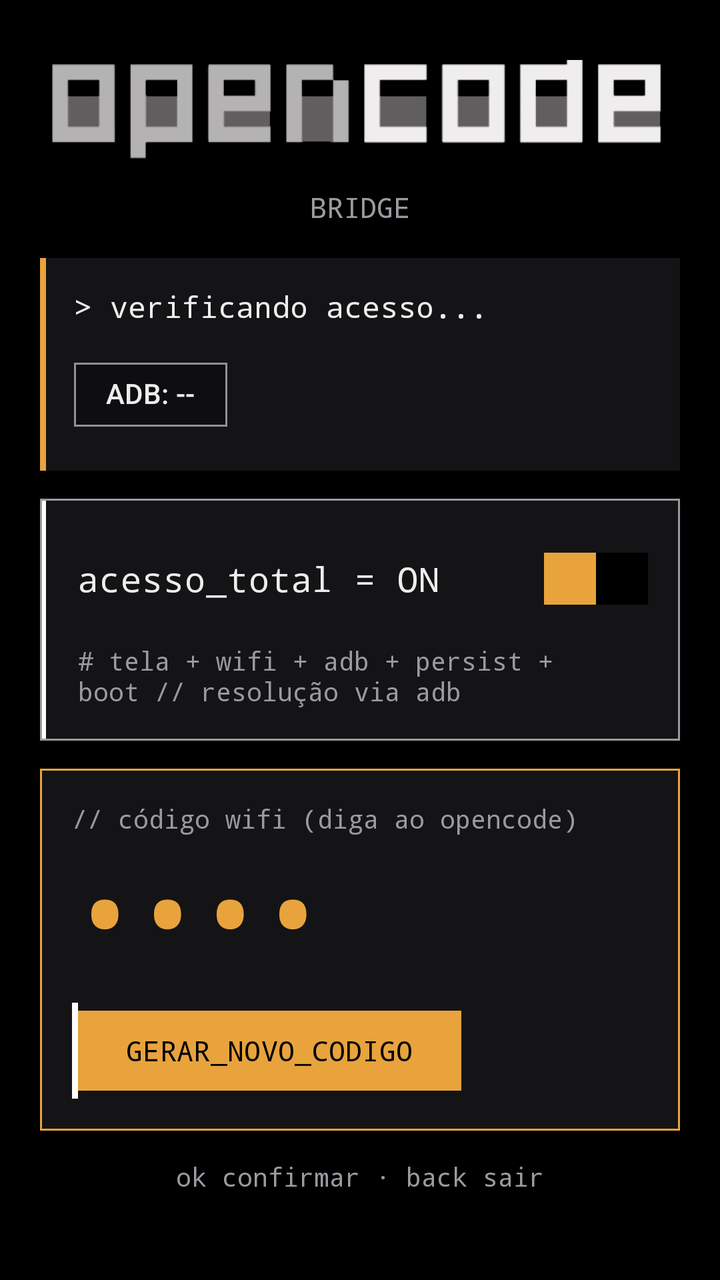
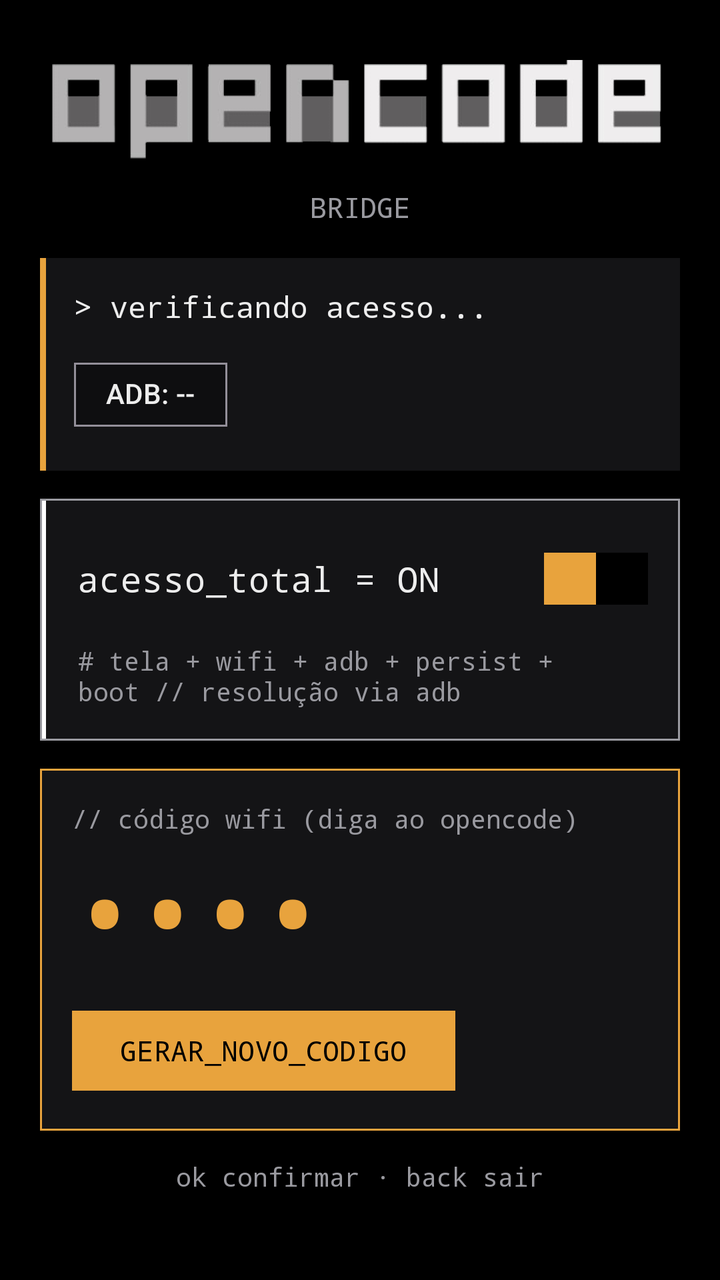

Two renders of the same Android screen: before a commit and after it. Below are the layout's source before the change and the commit's diff.
<!-- AndroidManifest.xml: application theme Theme.OpenBridge -->
<!-- res/layout/activity_main.xml -->
<?xml version="1.0" encoding="utf-8"?>
<ScrollView xmlns:android="http://schemas.android.com/apk/res/android"
    xmlns:app="http://schemas.android.com/apk/res-auto"
    android:layout_width="match_parent"
    android:layout_height="match_parent"
    android:background="@color/oc_bg"
    android:fillViewport="true">

    <LinearLayout
        android:layout_width="match_parent"
        android:layout_height="wrap_content"
        android:orientation="vertical"
        android:padding="20dp">

        <ImageView
            android:layout_width="match_parent"
            android:layout_height="72dp"
            android:layout_gravity="center_horizontal"
            android:adjustViewBounds="true"
            android:contentDescription="opencode"
            android:scaleType="fitCenter"
            android:src="@drawable/opencode_banner" />

        <TextView
            android:layout_width="wrap_content"
            android:layout_height="wrap_content"
            android:layout_gravity="center_horizontal"
            android:layout_marginTop="2dp"
            android:fontFamily="monospace"
            android:text="BRIDGE"
            android:textColor="@color/oc_muted"
            android:textSize="14sp" />

        <LinearLayout
            android:layout_width="match_parent"
            android:layout_height="wrap_content"
            android:layout_marginTop="16dp"
            android:background="@color/oc_card"
            android:orientation="horizontal">

            <View
                android:layout_width="3dp"
                android:layout_height="match_parent"
                android:background="@color/oc_border" />

            <LinearLayout
                android:layout_width="match_parent"
                android:layout_height="wrap_content"
                android:orientation="vertical"
                android:padding="14dp">

                <TextView
                    android:id="@+id/txtStatus"
                    android:layout_width="wrap_content"
                    android:layout_height="wrap_content"
                    android:fontFamily="monospace"
                    android:text="> verificando acesso..."
                    android:textColor="@color/oc_text"
                    android:textSize="15sp" />

                <com.google.android.material.chip.Chip
                    android:id="@+id/chipAdb"
                    android:layout_width="wrap_content"
                    android:layout_height="wrap_content"
                    android:layout_marginTop="10dp"
                    android:text="ADB: --"
                    app:chipCornerRadius="0dp" />

            </LinearLayout>
        </LinearLayout>

        <com.google.android.material.card.MaterialCardView
            android:layout_width="match_parent"
            android:layout_height="wrap_content"
            android:layout_marginTop="14dp"
            app:cardBackgroundColor="@color/oc_card"
            app:cardCornerRadius="0dp"
            app:cardElevation="0dp"
            app:strokeColor="@color/oc_muted"
            app:strokeWidth="1dp">

            <LinearLayout
                android:layout_width="match_parent"
                android:layout_height="wrap_content"
                android:orientation="horizontal">

                <View
                    android:layout_width="3dp"
                    android:layout_height="match_parent"
                    android:background="#FFFFFF" />

                <LinearLayout
                    android:layout_width="match_parent"
                    android:layout_height="wrap_content"
                    android:orientation="vertical"
                    android:padding="16dp">

                <androidx.appcompat.widget.SwitchCompat
                    android:id="@+id/swTotal"
                    android:layout_width="match_parent"
                    android:layout_height="wrap_content"
                    android:fontFamily="monospace"
                    android:text="acesso_total = ON"
                    android:textColor="@color/oc_text"
                    android:textSize="17sp"
                    android:thumb="@drawable/square_thumb"
                    app:thumbTint="@color/oc_primary"
                    app:track="@drawable/square_track"
                    app:trackTint="@color/oc_bg" />

                <TextView
                    android:layout_width="wrap_content"
                    android:layout_height="wrap_content"
                    android:layout_marginTop="8dp"
                    android:fontFamily="monospace"
                    android:text="# tela + wifi + adb + persist + boot // resolução via adb"
                    android:textColor="@color/oc_muted"
                    android:textSize="13sp" />

                </LinearLayout>
            </LinearLayout>
        </com.google.android.material.card.MaterialCardView>

        <com.google.android.material.card.MaterialCardView
            android:layout_width="match_parent"
            android:layout_height="wrap_content"
            android:layout_marginTop="14dp"
            app:cardBackgroundColor="@color/oc_card"
            app:cardCornerRadius="0dp"
            app:cardElevation="0dp"
            app:strokeColor="@color/oc_border"
            app:strokeWidth="1dp">

            <LinearLayout
                android:layout_width="match_parent"
                android:layout_height="wrap_content"
                android:orientation="vertical"
                android:padding="16dp">

                <TextView
                    android:layout_width="wrap_content"
                    android:layout_height="wrap_content"
                    android:fontFamily="monospace"
                    android:text="// código wifi (diga ao opencode)"
                    android:textColor="@color/oc_muted"
                    android:textSize="13sp" />

                <TextView
                    android:id="@+id/txtPin"
                    android:layout_width="wrap_content"
                    android:layout_height="wrap_content"
                    android:layout_marginTop="4dp"
                    android:fontFamily="monospace"
                    android:text="••••"
                    android:textColor="@color/oc_primary"
                    android:textSize="52sp"
                    android:textStyle="bold" />

                <LinearLayout
                    android:layout_width="wrap_content"
                    android:layout_height="wrap_content"
                    android:layout_marginTop="10dp"
                    android:orientation="horizontal">

                    <View
                        android:layout_width="3dp"
                        android:layout_height="match_parent"
                        android:background="#FFFFFF" />

                    <com.google.android.material.button.MaterialButton
                        android:id="@+id/btnPin"
                        android:layout_width="wrap_content"
                        android:layout_height="wrap_content"
                        android:focusable="true"
                        android:focusableInTouchMode="true"
                        android:fontFamily="monospace"
                        android:text="GERAR_NOVO_CODIGO"
                        app:cornerRadius="0dp"
                        app:strokeColor="@color/btn_stroke"
                        app:strokeWidth="3dp" />

                </LinearLayout>

            </LinearLayout>
        </com.google.android.material.card.MaterialCardView>

        <TextView
            android:layout_width="wrap_content"
            android:layout_height="wrap_content"
            android:layout_gravity="center_horizontal"
            android:layout_marginTop="14dp"
            android:fontFamily="monospace"
            android:text="ok confirmar · back sair"
            android:textColor="@color/oc_muted"
            android:textSize="13sp" />

    </LinearLayout>
</ScrollView>
<!-- resources referenced by this layout -->
<resources>
  <color name="oc_bg">#000000</color>
  <color name="oc_border">#E8A33D</color>
  <color name="oc_card">#141416</color>
  <color name="oc_muted">#9A9AA0</color>
  <color name="oc_primary">#E8A33D</color>
  <color name="oc_text">#EDEDED</color>
  <!-- drawable opencode_banner: png bitmap (drawable-nodpi, 8702 bytes) -->
  <!-- drawable square_thumb (drawable) -->
  <?xml version="1.0" encoding="utf-8"?>
  <shape xmlns:android="http://schemas.android.com/apk/res/android" android:shape="rectangle">
      <solid android:color="@color/oc_primary" />
      <size android:width="26dp" android:height="26dp" />
  </shape>
  <!-- drawable square_track (drawable) -->
  <?xml version="1.0" encoding="utf-8"?>
  <shape xmlns:android="http://schemas.android.com/apk/res/android" android:shape="rectangle">
      <solid android:color="@color/oc_card" />
      <stroke android:width="1dp" android:color="@color/oc_muted" />
      <size android:width="52dp" android:height="26dp" />
  </shape>
  <style name="Theme.OpenBridge" parent="Theme.Material3.Dark.NoActionBar">
          <item name="colorPrimary">@color/oc_primary</item>
          <item name="colorOnPrimary">@color/oc_on_primary</item>
          <item name="android:colorBackground">@color/oc_bg</item>
          <item name="colorSurface">@color/oc_surface</item>
          <item name="colorOnSurface">@color/oc_text</item>
          <item name="shapeAppearanceSmallComponent">@style/Shape.Square</item>
          <item name="shapeAppearanceMediumComponent">@style/Shape.Square</item>
          <item name="shapeAppearanceLargeComponent">@style/Shape.Square</item>
      </style>
  <color name="oc_on_primary">#000000</color>
  <color name="oc_surface">#0E0E10</color>
  <style name="Shape.Square" parent="">
          <item name="cornerFamily">rounded</item>
          <item name="cornerSize">0dp</item>
      </style>
</resources>

<!-- the commit's change to res/layout/activity_main.xml (unified diff, before → after) -->
@@ -85,9 +85,11 @@
                 android:orientation="horizontal">
 
                 <View
+                    android:id="@+id/barToggle"
                     android:layout_width="3dp"
                     android:layout_height="match_parent"
-                    android:background="#FFFFFF" />
+                    android:background="#FFFFFF"
+                    android:visibility="visible" />
 
                 <LinearLayout
                     android:layout_width="match_parent"
@@ -163,9 +165,11 @@
                     android:orientation="horizontal">
 
                     <View
+                        android:id="@+id/barBtn"
                         android:layout_width="3dp"
                         android:layout_height="match_parent"
-                        android:background="#FFFFFF" />
+                        android:background="#FFFFFF"
+                        android:visibility="gone" />
 
                     <com.google.android.material.button.MaterialButton
                         android:id="@+id/btnPin"
@@ -175,9 +179,7 @@
                         android:focusableInTouchMode="true"
                         android:fontFamily="monospace"
                         android:text="GERAR_NOVO_CODIGO"
-                        app:cornerRadius="0dp"
-                        app:strokeColor="@color/btn_stroke"
-                        app:strokeWidth="3dp" />
+                        app:cornerRadius="0dp" />
 
                 </LinearLayout>
 
